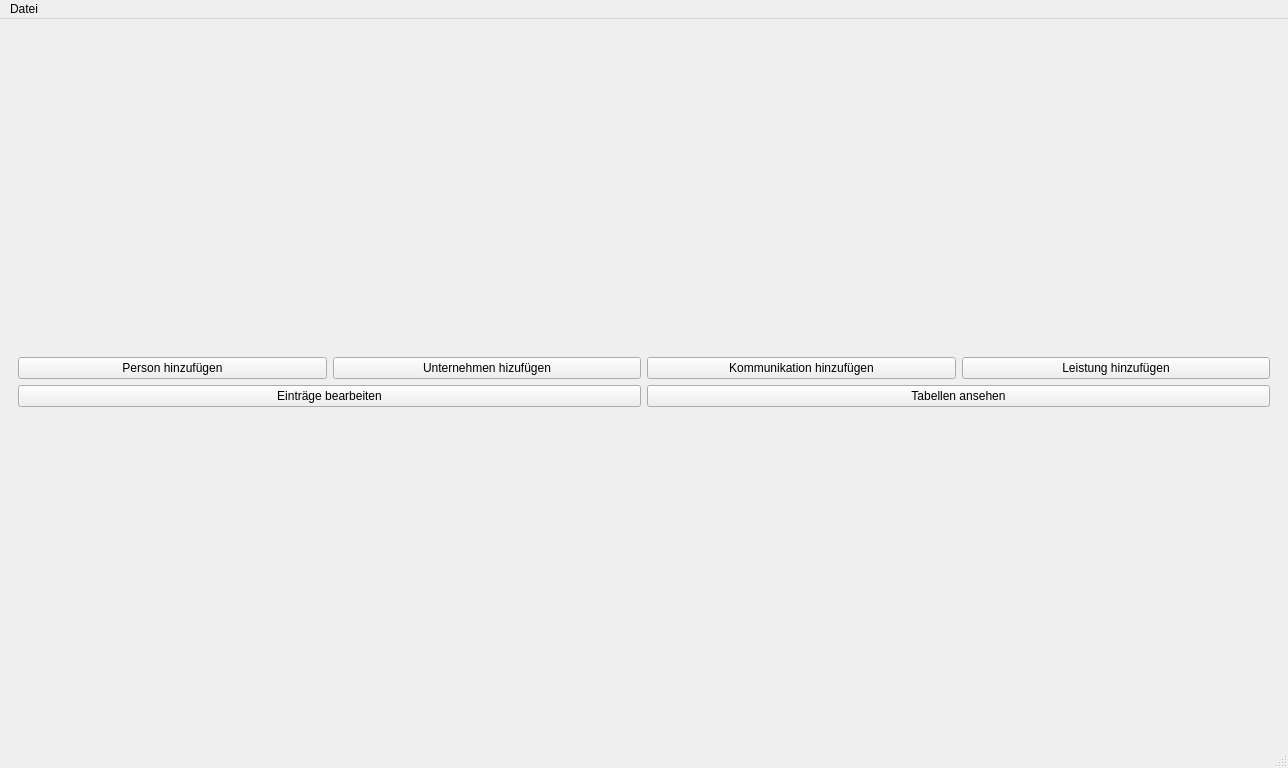
This is mainwindow.ui in green-lion-racing/glr-database as Qt 5 draws it before an edit. The edited form follows.
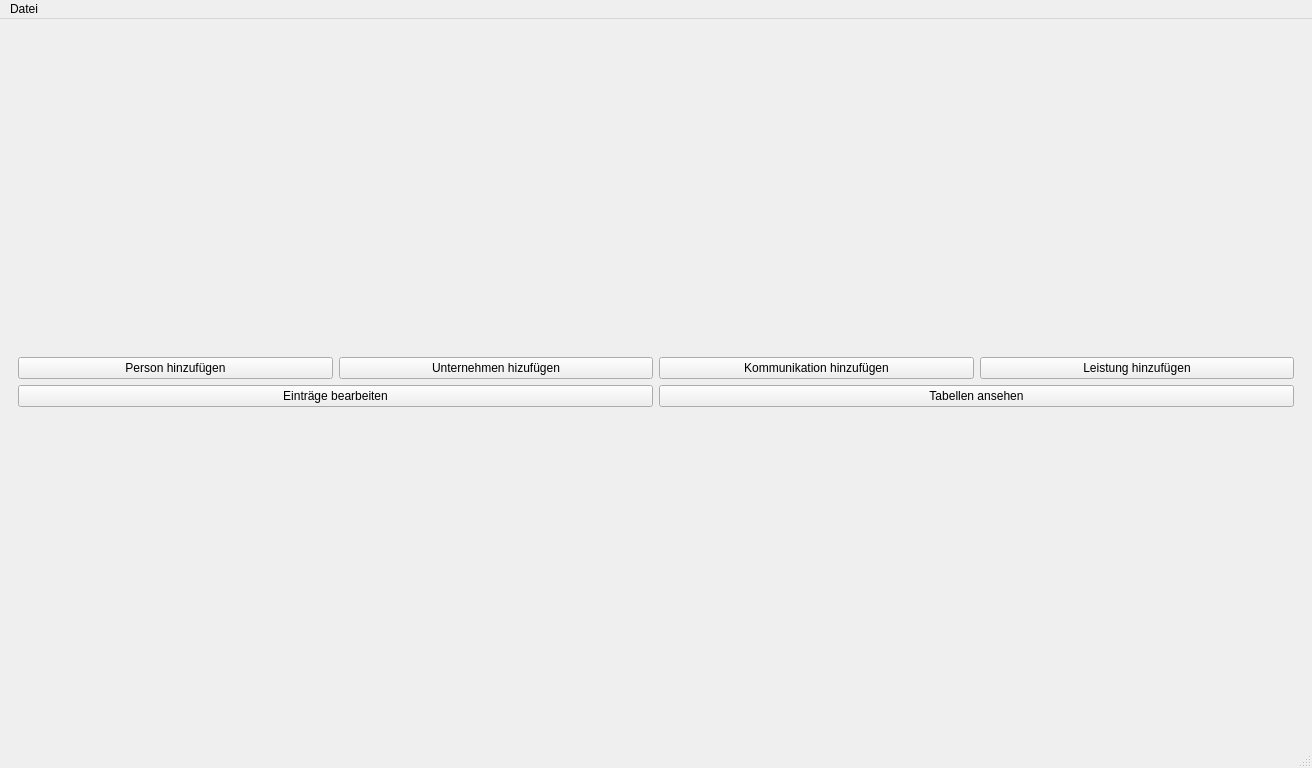
This is the edited form.

Commit message: Added menu entry to remove password

Diff of the .ui file:
```diff
--- a/mainwindow.ui
+++ b/mainwindow.ui
@@ -6,7 +6,7 @@
    <rect>
     <x>0</x>
     <y>0</y>
-    <width>1288</width>
+    <width>1312</width>
     <height>768</height>
    </rect>
   </property>
@@ -240,8 +240,8 @@
     <rect>
      <x>0</x>
      <y>0</y>
-     <width>1288</width>
-     <height>22</height>
+     <width>1312</width>
+     <height>39</height>
     </rect>
    </property>
    <widget class="QMenu" name="menuDatei">
```
Left out of the diff: 6 changed lines with no effect on the pictures. The commit also changes 2 other files.
